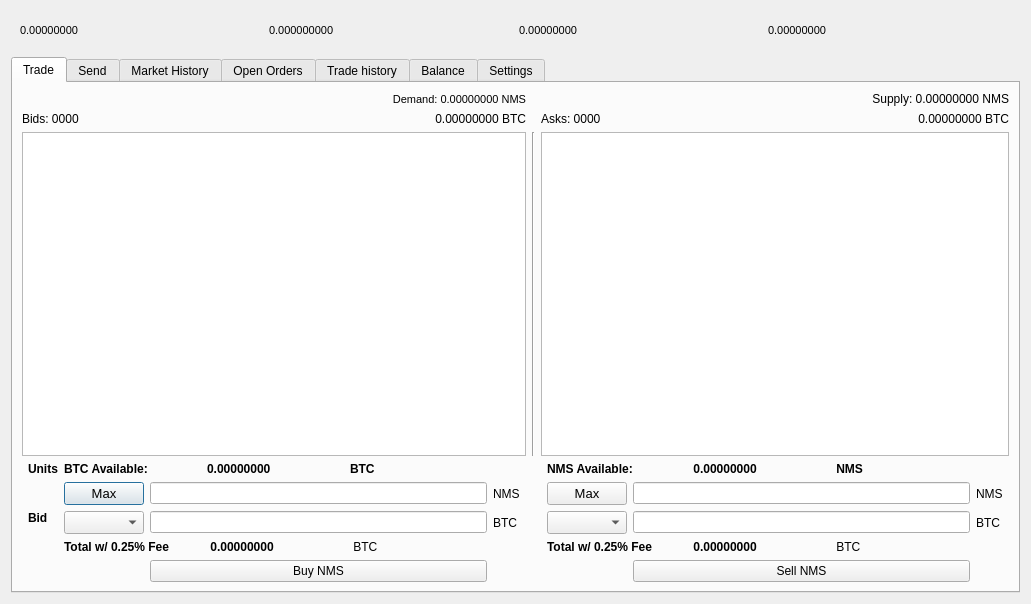
Above: src/qt/forms/tradingdialog.ui from newcopycoin/newcopycoin before the change. Below: the same form after it.
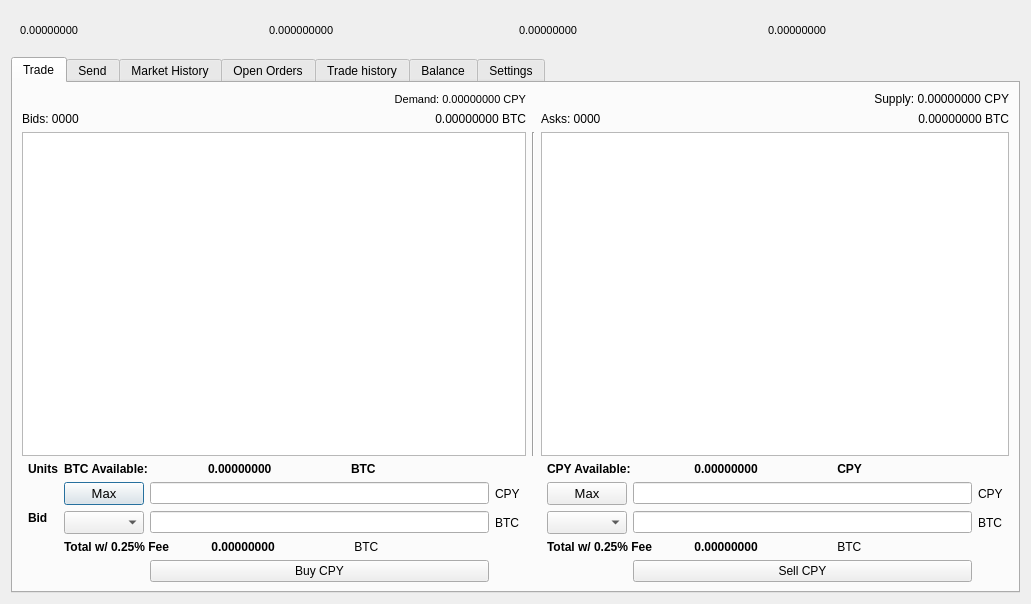
That is the form after the change. The open tabs and pages were chosen to show the change. Icons and pictures are not drawn.

Patch:
```diff
--- a/src/qt/forms/tradingdialog.ui
+++ b/src/qt/forms/tradingdialog.ui
@@ -704,7 +704,7 @@
             </font>
            </property>
            <property name="text">
-            <string>NMS Available:</string>
+            <string>CPY Available:</string>
            </property>
           </widget>
          </item>
@@ -1148,7 +1148,7 @@
             </font>
            </property>
            <property name="text">
-            <string> NMS</string>
+            <string> CPY</string>
            </property>
           </widget>
          </item>
@@ -1186,7 +1186,7 @@
        <item row="4" column="4">
         <widget class="QLabel" name="label_4">
          <property name="text">
-          <string>NMS</string>
+          <string>CPY</string>
          </property>
         </widget>
        </item>
@@ -1222,7 +1222,7 @@
        <item row="4" column="10">
         <widget class="QLabel" name="label_22">
          <property name="text">
-          <string>NMS</string>
+          <string>CPY</string>
          </property>
         </widget>
        </item>
@@ -2239,14 +2239,14 @@
        <item row="7" column="3">
         <widget class="QPushButton" name="BuyNMS">
          <property name="text">
-          <string>Buy NMS</string>
+          <string>Buy CPY</string>
          </property>
         </widget>
        </item>
        <item row="7" column="9">
         <widget class="QPushButton" name="SellNMSBTN">
          <property name="text">
-          <string>Sell NMS</string>
+          <string>Sell CPY</string>
          </property>
         </widget>
        </item>
@@ -2320,7 +2320,7 @@
           </font>
          </property>
          <property name="text">
-          <string>Demand: 0.00000000 NMS</string>
+          <string>Demand: 0.00000000 CPY</string>
          </property>
          <property name="alignment">
           <set>Qt::AlignRight|Qt::AlignTrailing|Qt::AlignVCenter</set>
@@ -2330,7 +2330,7 @@
        <item row="0" column="9" colspan="3">
         <widget class="QLabel" name="NMSSupply">
          <property name="text">
-          <string>Supply: 0.00000000 NMS</string>
+          <string>Supply: 0.00000000 CPY</string>
          </property>
          <property name="alignment">
           <set>Qt::AlignRight|Qt::AlignTrailing|Qt::AlignVCenter</set>
```
Left out of the diff: 48 changed lines with no effect on the pictures.
